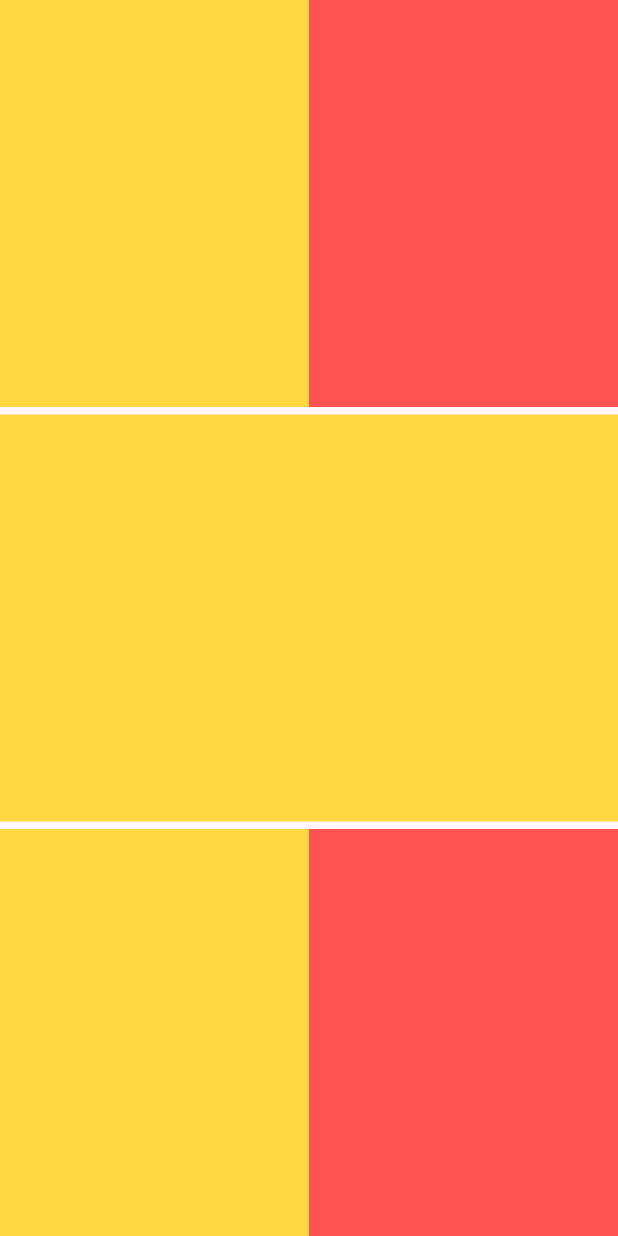
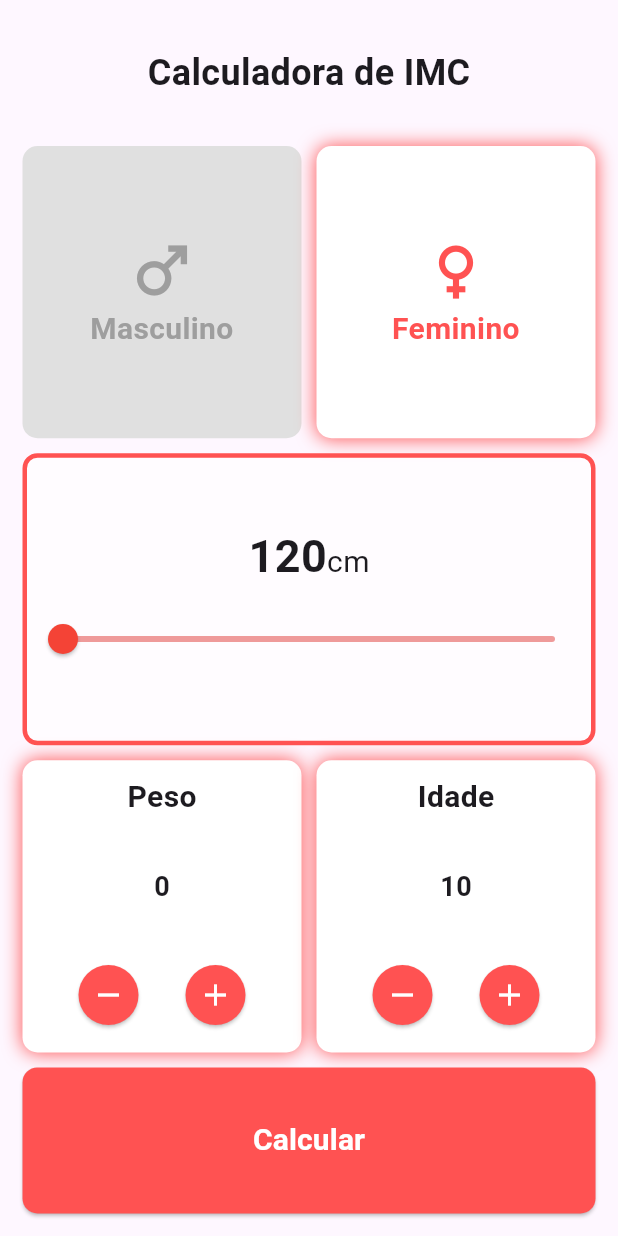
Before and after one commit to ernando760/Calculadora-de-imc, a Flutter app: the screen it shows after launch, on a phone screen of 412 x 824 dp. Run offline on Flutter 3.47's test engine with Material 2 defaults, Android fonts, the phone set to English and light mode, and no system bars.

Commit message:
finalizado a página inicial

```diff
--- a/lib/app.dart
+++ b/lib/app.dart
@@ -7,9 +7,10 @@ class App extends StatelessWidget {
   @override
   Widget build(BuildContext context) {
     return MaterialApp(
+      debugShowCheckedModeBanner: false,
       theme: ThemeData.light(useMaterial3: true),
       title: "Calculadora de IMC",
-      home: const HomePage(),
+      home: HomePage(),
     );
   }
 }
--- a/lib/main.dart
+++ b/lib/main.dart
@@ -1,6 +1,13 @@
 import 'package:calculadora_de_imc/app.dart';
+import 'package:calculadora_de_imc/src/controllers/home_controller.dart';
 import 'package:flutter/material.dart';
+import 'package:provider/provider.dart';
 
 void main() {
-  runApp(const App());
+  WidgetsFlutterBinding.ensureInitialized();
+
+  runApp(ChangeNotifierProvider(
+    create: (context) => HomeController(),
+    child: const App(),
+  ));
 }
--- /dev/null
+++ b/lib/src/controllers/home_controller.dart
@@ -0,0 +1,101 @@
+import 'dart:developer';
+import 'package:flutter/material.dart';
+
+enum Genre {
+  male(icon: Icons.male_outlined, textGenre: "Masculino"),
+  famale(icon: Icons.female_outlined, textGenre: "Feminino");
+
+  const Genre({required this.icon, required this.textGenre});
+
+  final IconData icon;
+  final String textGenre;
+}
+
+class HomeController extends ChangeNotifier {
+  final Genre genreMale = Genre.male;
+  final Genre genreFamale = Genre.famale;
+  double height = 120;
+
+  Genre genreCurrent = Genre.famale;
+
+  int weight = 0;
+  int age = 10;
+
+  void changeGenre(Genre genre) {
+    genreCurrent = genreCurrent != genre ? genre : genreCurrent;
+    notifyListeners();
+  }
+
+  void changeValue(double newValue) {
+    height = newValue;
+    notifyListeners();
+  }
+
+  void changeWeight(int newWeight) {
+    if (newWeight <= 0) {
+      weight = 0;
+    } else {
+      weight = newWeight;
+    }
+    notifyListeners();
+  }
+
+  void changeAge(int newAge) {
+    if (newAge <= 0) {
+      age = 0;
+    } else {
+      age = newAge;
+    }
+    notifyListeners();
+  }
+
+  void calcImc() {
+    final heightn = double.parse((height / 100).toStringAsFixed(2));
+    final imc =
+        double.parse(((weight / (heightn * heightn)).toStringAsFixed(2)));
+    log("$weight / ($heightn * $heightn) = $imc", name: "imc");
+
+    if (genreCurrent.textGenre == "Feminino") {
+      if (age < 10 || age <= 19) {
+        if (imc < 15.84) {
+          log("baixo do peso");
+        } else if (imc >= 15.84 && imc < 24.08) {
+          log("Adequado ou Eutrófico");
+        } else if (imc >= 24.08) {
+          log("Sobrepeso");
+        }
+      } else if (age >= 20) {
+        if (imc < 18.5) {
+          log("baixo do peso");
+        } else if (imc >= 18.5 && imc < 24.9) {
+          log("peso normal");
+        } else if (imc >= 25.0 && imc <= 29.9) {
+          log("pre-obesidade");
+        } else if (imc >= 30.0 && imc <= 34.9) {
+          log("obesidade");
+        }
+      }
+    } else if (genreCurrent.textGenre == "Masculino") {
+      if (age < 10 || age <= 19) {
+        if (imc < 16.38) {
+          log("baixo do peso");
+        } else if (imc >= 16.38 && imc < 23.03) {
+          log("Adequado ou Eutrófico");
+        } else if (imc >= 23.03) {
+          log("Sobrepeso");
+        }
+      } else if (age >= 20) {
+        if (imc < 18.5) {
+          log("baixo do peso");
+        } else if (imc >= 18.5 && imc < 24.9) {
+          log("peso normal");
+        } else if (imc >= 25.0 && imc <= 29.9) {
+          log("pre-obesidade");
+        } else if (imc >= 30.0 && imc <= 34.9) {
+          log("obesidade");
+        }
+      }
+    }
+    notifyListeners();
+  }
+}
--- a/lib/src/screens/home_page.dart
+++ b/lib/src/screens/home_page.dart
@@ -1,69 +1,186 @@
+import 'package:calculadora_de_imc/src/controllers/home_controller.dart';
+import 'package:calculadora_de_imc/src/widgets/card_box_widget.dart';
+import 'package:calculadora_de_imc/src/widgets/genre_card_box.dart';
+import 'package:calculadora_de_imc/src/widgets/height_info_text.dart';
+import 'package:calculadora_de_imc/src/widgets/slider_heitgh_widget.dart';
 import 'package:flutter/material.dart';
+import 'package:provider/provider.dart';
 
-class HomePage extends StatelessWidget {
+class HomePage extends StatefulWidget {
   const HomePage({super.key});
 
   @override
-  Widget build(BuildContext context) {
-    return Scaffold(
-      body: SafeArea(
-          child: Column(
-        crossAxisAlignment: CrossAxisAlignment.stretch,
+  State<HomePage> createState() => _HomePageState();
+}
+
+class _HomePageState extends State<HomePage> {
+  Widget _buildTitle() {
+    return Expanded(
+        child: Container(
+      alignment: Alignment.center,
+      child: const Text(
+        "Calculadora de IMC",
+        style: TextStyle(fontSize: 24, fontWeight: FontWeight.bold),
+      ),
+    ));
+  }
+
+  Widget _buildGenreCardBoxs() {
+    return Expanded(
+      flex: 2,
+      child: Row(
+        crossAxisAlignment: CrossAxisAlignment.center,
+        mainAxisAlignment: MainAxisAlignment.spaceEvenly,
         children: [
-          Expanded(
+          Expanded(child: Consumer<HomeController>(
+            builder: (context, repo, _) {
+              return GenreCardBox(
+                onTap: () =>
+                    context.read<HomeController>().changeGenre(Genre.male),
+                genreSelected: repo.genreCurrent,
+                genre: repo.genreMale,
+              );
+            },
+          )),
+          const SizedBox(
+            width: 10,
+          ),
+          Expanded(child: Consumer<HomeController>(builder: (context, repo, _) {
+            return GenreCardBox(
+              onTap: () =>
+                  context.read<HomeController>().changeGenre(Genre.famale),
+              genreSelected: repo.genreCurrent,
+              genre: repo.genreFamale,
+            );
+          })),
+        ],
+      ),
+    );
+  }
+
+  Widget _buildCardBoxsHeight() {
+    return Expanded(
+      flex: 2,
+      child: Row(
+        crossAxisAlignment: CrossAxisAlignment.center,
+        mainAxisAlignment: MainAxisAlignment.spaceEvenly,
+        children: [
+          Expanded(child: Consumer<HomeController>(builder: (context, repo, _) {
+            return Container(
+              decoration: BoxDecoration(
+                  borderRadius: BorderRadius.circular(10),
+                  color: Colors.white60,
+                  border: Border.all(
+                      color: repo.genreCurrent == repo.genreMale
+                          ? Colors.redAccent
+                          : repo.genreCurrent == repo.genreFamale
+                              ? Colors.redAccent
+                              : Colors.black,
+                      width: 3)),
+              child: const Column(
+                mainAxisAlignment: MainAxisAlignment.center,
+                crossAxisAlignment: CrossAxisAlignment.center,
+                children: [
+                  HeightInfoText(),
+                  SizedBox(
+                    height: 10,
+                  ),
+                  SliderHeightWidget()
+                ],
+              ),
+            );
+          })),
+        ],
+      ),
+    );
+  }
+
+  Widget _buildWeightAndAgeCarBoxs(BuildContext context) {
+    return Expanded(
       flex: 2,
       child: Row(
         crossAxisAlignment: CrossAxisAlignment.center,
         mainAxisAlignment: MainAxisAlignment.spaceEvenly,
         children: [
           Expanded(
-                    child: Container(
-                  color: Colors.amberAccent,
-                )),
+              child: ChangeNotifierProvider<HomeController>.value(
+                  value: context.watch<HomeController>(),
+                  builder: (context, _) {
+                    return CardBoxWidget(
+                      title: "Peso",
+                      value: context.read<HomeController>().weight.toString(),
+                      add: () => context.read<HomeController>().changeWeight(
+                          context.read<HomeController>().weight + 1),
+                      remove: () => context.read<HomeController>().changeWeight(
+                          context.read<HomeController>().weight - 1),
+                    );
+                  })),
+          const SizedBox(
+            width: 10,
+          ),
           Expanded(
-                    child: Container(
-                  color: Colors.redAccent,
-                )),
+              child: ChangeNotifierProvider<HomeController>.value(
+                  value: context.watch<HomeController>(),
+                  builder: (context, _) {
+                    return CardBoxWidget(
+                      title: "Idade",
+                      value: context.read<HomeController>().age.toString(),
+                      add: () => context
+                          .read<HomeController>()
+                          .changeAge(context.read<HomeController>().age + 1),
+                      remove: () => context
+                          .read<HomeController>()
+                          .changeAge(context.read<HomeController>().age - 1),
+                    );
+                  })),
         ],
       ),
+    );
+  }
+
+  Widget _buildCalcButton() {
+    return Expanded(
+        child: SizedBox(
+      child: ElevatedButton(
+          style: ElevatedButton.styleFrom(
+              foregroundColor: Colors.redAccent[100],
+              backgroundColor: Colors.redAccent,
+              shape: RoundedRectangleBorder(
+                  borderRadius: BorderRadius.circular(10))),
+          onPressed: context.read<HomeController>().calcImc,
+          child: const Text(
+            "Calcular",
+            style: TextStyle(
+                color: Colors.white, fontSize: 20, fontWeight: FontWeight.w600),
+          )),
+    ));
+  }
+
+  @override
+  Widget build(BuildContext context) {
+    return Scaffold(
+      body: SafeArea(
+          child: Container(
+        padding: const EdgeInsets.only(left: 15, right: 15, bottom: 15),
+        child: Column(
+          crossAxisAlignment: CrossAxisAlignment.stretch,
+          children: [
+            _buildTitle(),
+            _buildGenreCardBoxs(),
+            const SizedBox(
+              height: 10,
             ),
+            _buildCardBoxsHeight(),
             const SizedBox(
-            height: 5,
+              height: 10,
             ),
-          Expanded(
-            flex: 2,
-            child: Row(
-              crossAxisAlignment: CrossAxisAlignment.center,
-              mainAxisAlignment: MainAxisAlignment.spaceEvenly,
-              children: [
-                Expanded(
-                    child: Container(
-                  color: Colors.amberAccent,
-                )),
+            _buildWeightAndAgeCarBoxs(context),
+            const SizedBox(
+              height: 10,
+            ),
+            _buildCalcButton()
           ],
         ),
-          ),
-          const SizedBox(
-            height: 5,
-          ),
-          Expanded(
-            flex: 2,
-            child: Row(
-              crossAxisAlignment: CrossAxisAlignment.center,
-              mainAxisAlignment: MainAxisAlignment.spaceEvenly,
-              children: [
-                Expanded(
-                    child: Container(
-                  color: Colors.amberAccent,
-                )),
-                Expanded(
-                    child: Container(
-                  color: Colors.redAccent,
-                )),
-              ],
-            ),
-          ),
-        ],
       )),
     );
   }
--- /dev/null
+++ b/lib/src/widgets/card_box_widget.dart
@@ -0,0 +1,73 @@
+import 'package:flutter/material.dart';
+
+class CardBoxWidget extends StatelessWidget {
+  const CardBoxWidget(
+      {super.key,
+      required this.title,
+      required this.value,
+      this.add,
+      this.remove});
+  final String title;
+  final String value;
+  final void Function()? add;
+  final void Function()? remove;
+  @override
+  Widget build(BuildContext context) {
+    return Container(
+      padding: const EdgeInsets.all(10),
+      decoration: BoxDecoration(
+        color: Colors.white,
+        boxShadow: const [BoxShadow(color: Colors.redAccent, blurRadius: 10)],
+        borderRadius: BorderRadius.circular(10),
+      ),
+      child: Column(
+        mainAxisAlignment: MainAxisAlignment.spaceEvenly,
+        crossAxisAlignment: CrossAxisAlignment.center,
+        children: [
+          Expanded(
+              child: Text(
+            title,
+            style: const TextStyle(fontSize: 20, fontWeight: FontWeight.w600),
+          )),
+          const SizedBox(
+            height: 5,
+          ),
+          Expanded(
+              child: Text(value,
+                  style: const TextStyle(
+                      fontSize: 18, fontWeight: FontWeight.w600))),
+          Expanded(
+            child: SizedBox(
+              child: Row(
+                mainAxisAlignment: MainAxisAlignment.spaceEvenly,
+                crossAxisAlignment: CrossAxisAlignment.center,
+                children: [
+                  _buildButton(icon: Icons.remove, onPressed: remove),
+                  _buildButton(
+                    icon: Icons.add,
+                    onPressed: add,
+                  )
+                ],
+              ),
+            ),
+          )
+        ],
+      ),
+    );
+  }
+
+  Widget _buildButton({void Function()? onPressed, required IconData icon}) {
+    return RawMaterialButton(
+      onPressed: onPressed,
+      fillColor: Colors.redAccent,
+      constraints: const BoxConstraints(
+          minWidth: 40, maxWidth: 60, minHeight: 40, maxHeight: 60),
+      elevation: 1,
+      shape: const CircleBorder(),
+      child: Icon(
+        icon,
+        color: Colors.white,
+      ),
+    );
+  }
+}
--- /dev/null
+++ b/lib/src/widgets/genre_card_box.dart
@@ -0,0 +1,51 @@
+import 'package:calculadora_de_imc/src/controllers/home_controller.dart';
+import 'package:flutter/material.dart';
+
+class GenreCardBox extends StatelessWidget {
+  const GenreCardBox(
+      {super.key,
+      required this.genre,
+      required this.genreSelected,
+      this.onTap});
+  final Genre genreSelected;
+  final Genre genre;
+  final void Function()? onTap;
+  @override
+  Widget build(BuildContext context) {
+    return InkWell(
+      onTap: onTap,
+      child: Container(
+        decoration: BoxDecoration(
+            borderRadius: BorderRadius.circular(10),
+            color: genreSelected == genre ? Colors.white : Colors.grey[300],
+            boxShadow: [
+              BoxShadow(
+                  blurRadius: 10,
+                  color: genreSelected == genre
+                      ? Colors.redAccent
+                      : Colors.transparent)
+            ]),
+        child: Column(
+          crossAxisAlignment: CrossAxisAlignment.stretch,
+          mainAxisAlignment: MainAxisAlignment.center,
+          children: [
+            Icon(
+              genre.icon,
+              size: 50,
+              color: genreSelected == genre ? Colors.redAccent : Colors.grey,
+            ),
+            Text(
+              genre.textGenre,
+              textAlign: TextAlign.center,
+              style: TextStyle(
+                fontSize: 20,
+                fontWeight: FontWeight.w600,
+                color: genreSelected == genre ? Colors.redAccent : Colors.grey,
+              ),
+            )
+          ],
+        ),
+      ),
+    );
+  }
+}
--- /dev/null
+++ b/lib/src/widgets/height_info_text.dart
@@ -0,0 +1,25 @@
+import 'package:calculadora_de_imc/src/controllers/home_controller.dart';
+import 'package:flutter/material.dart';
+import 'package:provider/provider.dart';
+
+class HeightInfoText extends StatelessWidget {
+  const HeightInfoText({super.key});
+
+  @override
+  Widget build(BuildContext context) {
+    final homeController = context.watch<HomeController>();
+    return ChangeNotifierProvider.value(
+      value: homeController,
+      builder: (context, child) {
+        return Text.rich(TextSpan(
+            text: homeController.height.ceil().toString(),
+            style: const TextStyle(fontSize: 30, fontWeight: FontWeight.bold),
+            children: const [
+              TextSpan(
+                  text: "cm",
+                  style: TextStyle(fontSize: 20, fontWeight: FontWeight.normal))
+            ]));
+      },
+    );
+  }
+}
--- /dev/null
+++ b/lib/src/widgets/slider_heitgh_widget.dart
@@ -0,0 +1,33 @@
+import 'package:calculadora_de_imc/src/controllers/home_controller.dart';
+import 'package:flutter/material.dart';
+import 'package:provider/provider.dart';
+
+class SliderHeightWidget extends StatefulWidget {
+  const SliderHeightWidget({
+    super.key,
+  });
+  @override
+  State<SliderHeightWidget> createState() => _SliderHeightWidgetState();
+}
+
+class _SliderHeightWidgetState extends State<SliderHeightWidget> {
+  @override
+  Widget build(BuildContext context) {
+    final homecontroller = context.watch<HomeController>();
+    return ChangeNotifierProvider.value(
+      value: homecontroller,
+      builder: (context, child) {
+        return Slider(
+            value: homecontroller.height,
+            onChanged: (value) {
+              homecontroller.changeValue(value);
+            },
+            min: 120,
+            max: 220,
+            activeColor: Colors.redAccent,
+            inactiveColor: Colors.red[200],
+            thumbColor: Colors.red);
+      },
+    );
+  }
+}
--- a/pubspec.yaml
+++ b/pubspec.yaml
@@ -35,6 +35,7 @@ dependencies:
   # The following adds the Cupertino Icons font to your application.
   # Use with the CupertinoIcons class for iOS style icons.
   cupertino_icons: ^1.0.2
+  provider: ^6.0.5
 
 dev_dependencies:
   flutter_test:
```
Also changed, not shown: pubspec.lock. Lines whose indentation alone changed are shown as unchanged.
